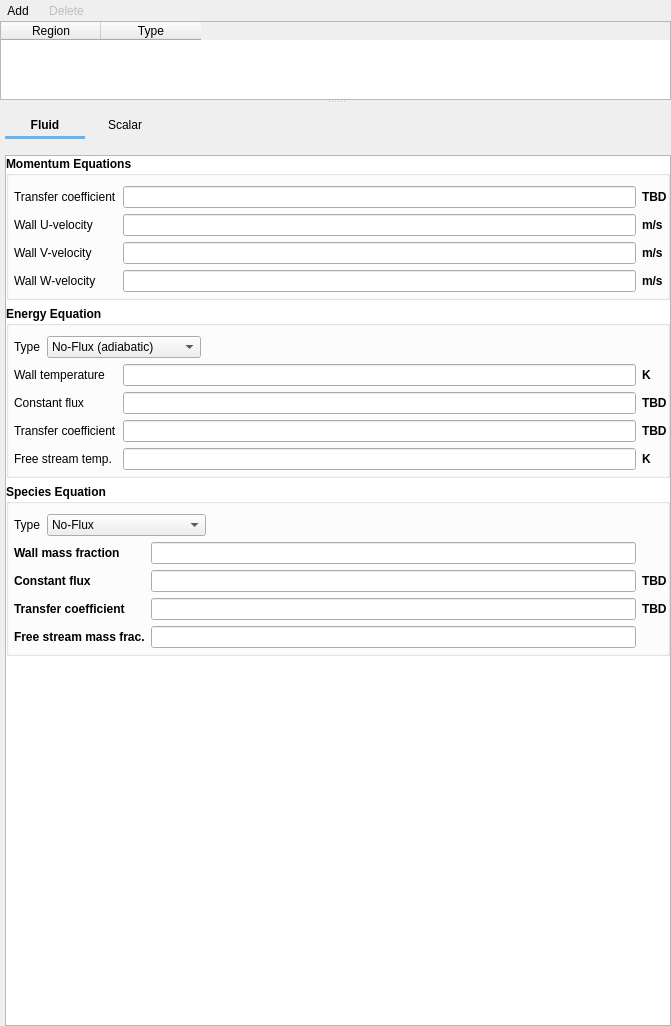
This is gui/uifiles/boundary_conditions.ui in truongd8593/mfix as Qt 5 draws it before an edit. The edited form follows.
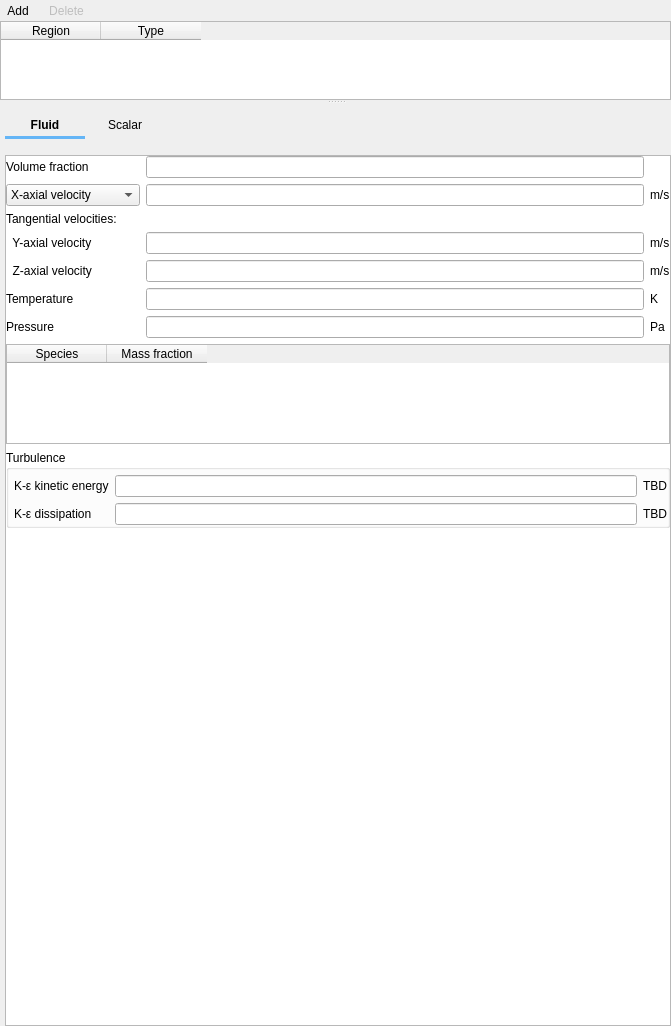
This is the edited form. Custom widgets are drawn as their Qt base class.

Commit message: BCs/Inflow

What changed in the file:
```diff
--- a/gui/uifiles/boundary_conditions.ui
+++ b/gui/uifiles/boundary_conditions.ui
@@ -356,8 +356,11 @@
               <number>0</number>
              </property>
              <widget class="QStackedWidget" name="page_fluid">
+              <property name="currentIndex">
+               <number>1</number>
+              </property>
               <widget class="QWidget" name="page_fluid_wall">
-               <layout class="QVBoxLayout" name="verticalLayout_2">
+               <layout class="QVBoxLayout" name="verticalLayout_1">
                 <property name="leftMargin">
                  <number>0</number>
                 </property>
@@ -845,6 +848,280 @@
                 </item>
                </layout>
               </widget>
+              <widget class="QWidget" name="page_fluid_inflow">
+               <layout class="QVBoxLayout" name="verticalLayout_2">
+                <property name="leftMargin">
+                 <number>0</number>
+                </property>
+                <property name="topMargin">
+                 <number>0</number>
+                </property>
+                <property name="rightMargin">
+                 <number>0</number>
+                </property>
+                <property name="bottomMargin">
+                 <number>0</number>
+                </property>
+                <item>
+                 <widget class="QFrame" name="frame_fluid_inflow">
+                  <property name="frameShape">
+                   <enum>QFrame::NoFrame</enum>
+                  </property>
+                  <property name="frameShadow">
+                   <enum>QFrame::Plain</enum>
+                  </property>
+                  <layout class="QGridLayout" name="gridLayout_13">
+                   <property name="leftMargin">
+                    <number>0</number>
+                   </property>
+                   <property name="topMargin">
+                    <number>0</number>
+                   </property>
+                   <property name="rightMargin">
+                    <number>0</number>
+                   </property>
+                   <property name="bottomMargin">
+                    <number>0</number>
+                   </property>
+                   <item row="4" column="0">
+                    <widget class="QLabel" name="label_fluid_tangential_velocity_2">
+                     <property name="text">
+                      <string>  Z-axial velocity</string>
+                     </property>
+                    </widget>
+                   </item>
+                   <item row="0" column="1">
+                    <widget class="LineEdit" name="lineedit_keyword_bc_ep_g_args_BC"/>
+                   </item>
+                   <item row="0" column="0">
+                    <widget class="QLabel" name="label_bc_ep_g">
+                     <property name="text">
+                      <string>Volume fraction</string>
+                     </property>
+                    </widget>
+                   </item>
+                   <item row="1" column="0">
+                    <widget class="QComboBox" name="combobox_inflow_type">
+                     <property name="font">
+                      <font>
+                       <weight>50</weight>
+                       <bold>false</bold>
+                      </font>
+                     </property>
+                     <item>
+                      <property name="text">
+                       <string>X-axial velocity</string>
+                      </property>
+                     </item>
+                     <item>
+                      <property name="text">
+                       <string>Volumetric flowrate</string>
+                      </property>
+                     </item>
+                     <item>
+                      <property name="text">
+                       <string>Mass flowrate</string>
+                      </property>
+                     </item>
+                    </widget>
+                   </item>
+                   <item row="1" column="1">
+                    <widget class="LineEdit" name="lineedit_inflow"/>
+                   </item>
+                   <item row="1" column="2">
+                    <widget class="QLabel" name="lineedit_inflow_units">
+                     <property name="text">
+                      <string>m/s</string>
+                     </property>
+                    </widget>
+                   </item>
+                   <item row="2" column="0">
+                    <widget class="QLabel" name="label_tangential_velocities">
+                     <property name="font">
+                      <font>
+                       <weight>50</weight>
+                       <bold>false</bold>
+                      </font>
+                     </property>
+                     <property name="text">
+                      <string>Tangential velocities:</string>
+                     </property>
+                    </widget>
+                   </item>
+                   <item row="3" column="0">
+                    <widget class="QLabel" name="label_fluid_tangential_velocity_1">
+                     <property name="text">
+                      <string>  Y-axial velocity</string>
+                     </property>
+                    </widget>
+                   </item>
+                   <item row="6" column="0">
+                    <widget class="QLabel" name="label_bc_p_g">
+                     <property name="text">
+                      <string>Pressure</string>
+                     </property>
+                    </widget>
+                   </item>
+                   <item row="3" column="1">
+                    <widget class="LineEdit" name="lineedit_fluid_tangential_velocity_1"/>
+                   </item>
+                   <item row="4" column="1">
+                    <widget class="LineEdit" name="lineedit_fluid_tangential_velocity_2"/>
+                   </item>
+                   <item row="3" column="2">
+                    <widget class="QLabel" name="label_fluid_tangential_velocity_1_units">
+                     <property name="text">
+                      <string>m/s</string>
+                     </property>
+                    </widget>
+                   </item>
+                   <item row="4" column="2">
+                    <widget class="QLabel" name="label_fluid_tangential_velocity_2_units">
+                     <property name="text">
+                      <string>m/s</string>
+                     </property>
+                    </widget>
+                   </item>
+                   <item row="5" column="0">
+                    <widget class="QLabel" name="label_bc_t_g">
+                     <property name="text">
+                      <string>Temperature</string>
+                     </property>
+                    </widget>
+                   </item>
+                   <item row="5" column="2">
+                    <widget class="QLabel" name="label_bc_t_g_units">
+                     <property name="text">
+                      <string>K</string>
+                     </property>
+                    </widget>
+                   </item>
+                   <item row="6" column="2">
+                    <widget class="QLabel" name="label_bc_p_g_units">
+                     <property name="text">
+                      <string>Pa</string>
+                     </property>
+                    </widget>
+                   </item>
+                   <item row="5" column="1">
+                    <widget class="LineEdit" name="lineedit_keyword_bc_t_g_args_BC"/>
+                   </item>
+                   <item row="6" column="1">
+                    <widget class="LineEdit" name="lineedit_keyword_bc_p_g_args_BC"/>
+                   </item>
+                  </layout>
+                  <zorder>lineedit_keyword_bc_ep_g_args_BC</zorder>
+                  <zorder>combobox_inflow_type</zorder>
+                  <zorder>label_bc_ep_g</zorder>
+                  <zorder>lineedit_inflow</zorder>
+                  <zorder>lineedit_inflow_units</zorder>
+                  <zorder>label_tangential_velocities</zorder>
+                  <zorder>label_fluid_tangential_velocity_1</zorder>
+                  <zorder>label_fluid_tangential_velocity_2</zorder>
+                  <zorder>lineedit_fluid_tangential_velocity_1</zorder>
+                  <zorder>lineedit_fluid_tangential_velocity_2</zorder>
+                  <zorder>label_fluid_tangential_velocity_1_units</zorder>
+                  <zorder>label_fluid_tangential_velocity_2_units</zorder>
+                  <zorder>label_bc_t_g</zorder>
+                  <zorder>label_bc_p_g</zorder>
+                  <zorder>label_bc_t_g_units</zorder>
+                  <zorder>label_bc_p_g_units</zorder>
+                  <zorder>lineedit_keyword_bc_t_g_args_BC</zorder>
+                  <zorder>lineedit_keyword_bc_p_g_args_BC</zorder>
+                 </widget>
+                </item>
+                <item>
+                 <widget class="QTableWidget" name="tablewidget_fluid_inflow_mass_fraction">
+                  <property name="maximumSize">
+                   <size>
+                    <width>16777215</width>
+                    <height>100</height>
+                   </size>
+                  </property>
+                  <column>
+                   <property name="text">
+                    <string>Species</string>
+                   </property>
+                  </column>
+                  <column>
+                   <property name="text">
+                    <string>Mass fraction</string>
+                   </property>
+                  </column>
+                 </widget>
+                </item>
+                <item>
+                 <widget class="QGroupBox" name="groupbox_inflow_turbulence">
+                  <property name="title">
+                   <string>Turbulence</string>
+                  </property>
+                  <layout class="QGridLayout" name="gridLayout_14">
+                   <property name="leftMargin">
+                    <number>5</number>
+                   </property>
+                   <property name="topMargin">
+                    <number>5</number>
+                   </property>
+                   <property name="rightMargin">
+                    <number>0</number>
+                   </property>
+                   <property name="bottomMargin">
+                    <number>0</number>
+                   </property>
+                   <item row="0" column="2">
+                    <widget class="QLabel" name="label_bc_k_turb_g_units">
+                     <property name="text">
+                      <string>TBD</string>
+                     </property>
+                    </widget>
+                   </item>
+                   <item row="0" column="0">
+                    <widget class="QLabel" name="label_bc_k_turb_g">
+                     <property name="text">
+                      <string>K-ε kinetic energy</string>
+                     </property>
+                    </widget>
+                   </item>
+                   <item row="0" column="1">
+                    <widget class="LineEdit" name="lineedit_bc_k_turb_g_args_BC"/>
+                   </item>
+                   <item row="1" column="2">
+                    <widget class="QLabel" name="label_bc_e_turb_g_units">
+                     <property name="text">
+                      <string>TBD</string>
+                     </property>
+                    </widget>
+                   </item>
+                   <item row="1" column="0">
+                    <widget class="QLabel" name="label_bc_e_turb_g">
+                     <property name="text">
+                      <string>K-ε dissipation</string>
+                     </property>
+                    </widget>
+                   </item>
+                   <item row="1" column="1">
+                    <widget class="LineEdit" name="lineedit_bc_e_turb_g_args_BC"/>
+                   </item>
+                  </layout>
+                 </widget>
+                </item>
+                <item>
+                 <spacer name="verticalSpacer_4">
+                  <property name="orientation">
+                   <enum>Qt::Vertical</enum>
+                  </property>
+                  <property name="sizeHint" stdset="0">
+                   <size>
+                    <width>20</width>
+                    <height>40</height>
+                   </size>
+                  </property>
+                 </spacer>
+                </item>
+               </layout>
+              </widget>
+              <widget class="QWidget" name="page_fluid_po"/>
+              <widget class="QWidget" name="page_fluid_mo"/>
              </widget>
              <widget class="QWidget" name="page_dummy_solids_L">
               <layout class="QGridLayout" name="gridLayout_12">
```
Left out of the diff: 16 changed lines with no effect on the pictures. The commit also changes 1 other file.
